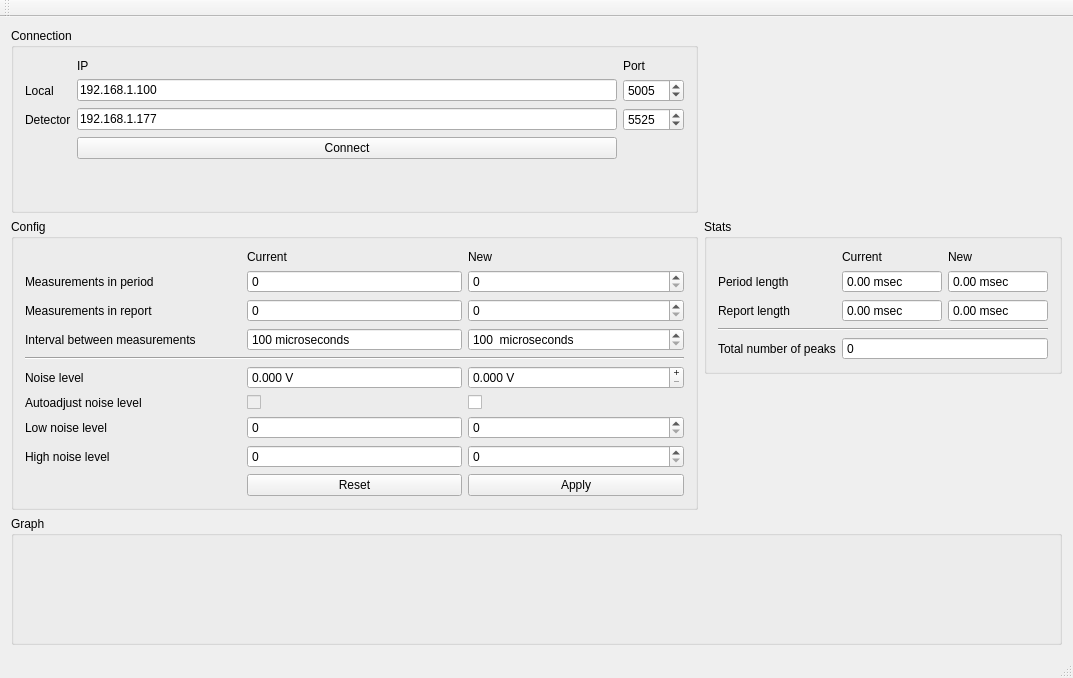
The window that mainwindow.ui (vayeroshenko/spec_ana) describes before a commit, drawn with Qt 5.
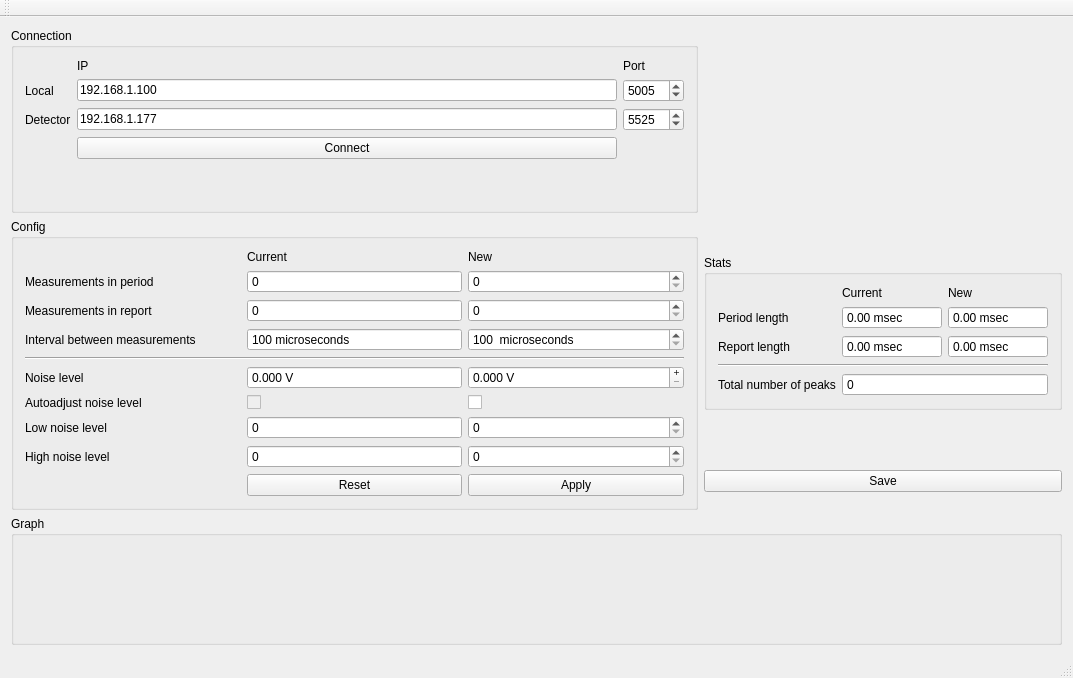
The same window after the commit. Custom widgets are drawn as their Qt base class.

Patch:
```diff
--- a/mainwindow.ui
+++ b/mainwindow.ui
@@ -149,6 +149,13 @@
       </layout>
      </widget>
     </item>
+    <item row="2" column="1">
+     <widget class="QPushButton" name="saveButton">
+      <property name="text">
+       <string>Save</string>
+      </property>
+     </widget>
+    </item>
     <item row="3" column="0" colspan="2">
      <widget class="QGroupBox" name="groupPlot">
       <property name="sizePolicy">
```
Left out of the diff: 182 changed lines with no effect on the pictures.
